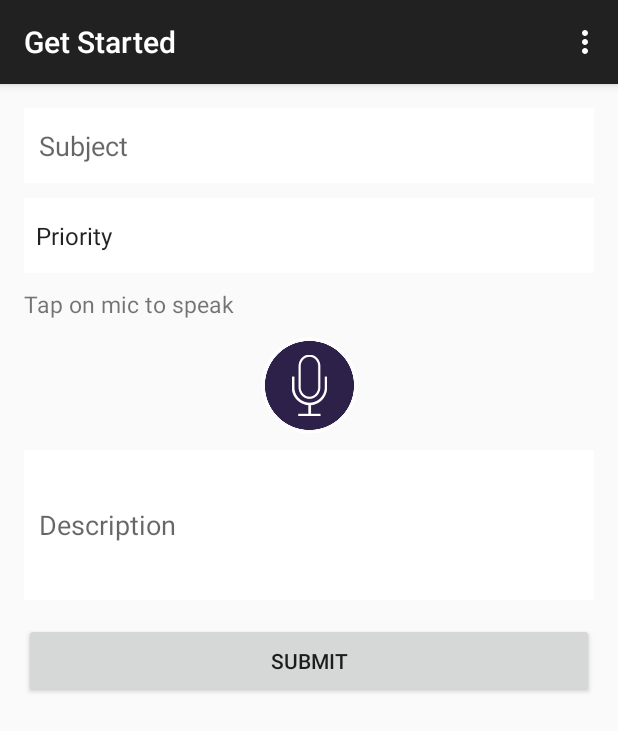
After one commit to pgajbhiye/CustomerFeedBack, an Android app: the CreateIssueActivity screen opened directly, with no data from a screen before it, on a phone screen of 412 x 824 dp. The commit adds this screen. Shown: the top 731 px of the screen. Run offline under Robolectric (Android 15) with nearby library versions, the phone set to English and light mode, and no system bars; libraries missing offline, so code that uses them is left out: com.squareup.okhttp.

Commit message:
Modified To create view UI for create isssue

```diff
--- a/app/src/main/AndroidManifest.xml
+++ b/app/src/main/AndroidManifest.xml
@@ -20,7 +20,7 @@
         android:theme="@style/AppTheme"
         tools:replace="android:theme" >
         <activity
-            android:name=".ui.WelcomeActivity"
+            android:name=".ui.GetstartedActivity"
             android:label="@string/app_name" >
             <intent-filter>
                 <action android:name="android.intent.action.MAIN" />
@@ -41,9 +41,13 @@
             android:label="@string/title_activity_audio_feedback" >
         </activity>
         <activity
-            android:name=".ui.GetstartedActivity"
+            android:name=".ui.CreateIssueActivity"
             android:label="@string/title_activity_getstarted"
             android:windowSoftInputMode="adjustResize|stateVisible" >
+        </activity>
+        <activity
+            android:name=".ui.WelcomeActivity"
+            android:label="@string/title_activity_create_issue" >
         </activity>
     </application>
 
--- /dev/null
+++ b/app/src/main/java/com/navpal/feedback/ui/CreateIssueActivity.java
@@ -0,0 +1,103 @@
+package com.navpal.feedback.ui;
+
+import android.support.v7.app.ActionBarActivity;
+import android.os.Bundle;
+import android.view.Menu;
+import android.view.MenuItem;
+import android.view.View;
+import android.widget.AutoCompleteTextView;
+import android.widget.Button;
+import android.widget.EditText;
+import android.widget.Spinner;
+import android.widget.Toast;
+
+import com.navpal.feedback.R;
+import com.navpal.feedback.util.Utils;
+import com.squareup.okhttp.internal.Util;
+
+public class CreateIssueActivity extends ActionBarActivity {
+
+    AutoCompleteTextView subject;
+    EditText description;
+    Spinner priority;
+    Button submitNewTicket;
+
+    @Override
+    protected void onCreate(Bundle savedInstanceState) {
+        super.onCreate(savedInstanceState);
+        setContentView(R.layout.activity_createissue);
+        subject = (AutoCompleteTextView)findViewById(R.id.subject);
+        description = (EditText)findViewById(R.id.description);
+        priority = (Spinner) findViewById(R.id.priority);
+        priority.setPrompt(getString(R.string.ticket_priority));
+        submitNewTicket = (Button) findViewById(R.id.submitNewTicket);
+        submitNewTicket.setOnClickListener(new View.OnClickListener() {
+            @Override
+            public void onClick(View v) {
+                  if(isValidDetails()){
+                      submitNewTicket();
+                  }
+            }
+        });
+    }
+
+    private void submitNewTicket(){
+           String ts = subject.getText().toString(),
+                   tp = priority.getSelectedItem().toString(),
+                   td = description.getText().toString();
+
+        Utils.showToast(CreateIssueActivity.this, "Ticket Created successfully");
+
+    }
+
+    private boolean isValidDetails(){
+        if(subject.getText().toString().trim().length()==0){
+            subject.setFocusable(true);
+            subject.setFocusableInTouchMode(true);
+            Utils.showToast(CreateIssueActivity.this, "Enter subject");
+            return false;
+        }
+
+        String tp = priority.getSelectedItem().toString().trim();
+        if(tp.length()==0 || tp.equalsIgnoreCase("Priority")){
+            priority.setFocusable(true);
+            priority.setFocusableInTouchMode(true);
+            Utils.showToast(CreateIssueActivity.this, "Enter priority");
+            return false;
+        }
+
+        if(description.getText().toString().trim().length()==0){
+            description.setFocusable(true);
+            description.setFocusableInTouchMode(true);
+            Utils.showToast(CreateIssueActivity.this, "Enter description");
+            return false;
+        }
+
+        return true;
+    }
+
+
+
+
+    @Override
+    public boolean onCreateOptionsMenu(Menu menu) {
+        // Inflate the menu; this adds items to the action bar if it is present.
+        getMenuInflater().inflate(R.menu.menu_create_issue, menu);
+        return true;
+    }
+
+    @Override
+    public boolean onOptionsItemSelected(MenuItem item) {
+        // Handle action bar item clicks here. The action bar will
+        // automatically handle clicks on the Home/Up button, so long
+        // as you specify a parent activity in AndroidManifest.xml.
+        int id = item.getItemId();
+
+        //noinspection SimplifiableIfStatement
+        if (id == R.id.action_settings) {
+            return true;
+        }
+
+        return super.onOptionsItemSelected(item);
+    }
+}
--- /dev/null
+++ b/app/src/main/res/layout/activity_createissue.xml
@@ -0,0 +1,81 @@
+<?xml version="1.0" encoding="utf-8"?>
+<LinearLayout xmlns:android="http://schemas.android.com/apk/res/android"
+    xmlns:tools="http://schemas.android.com/tools"
+    android:layout_width="match_parent"
+    android:layout_height="match_parent"
+    android:gravity="center_horizontal"
+    android:orientation="vertical"
+    android:paddingBottom="@dimen/activity_vertical_margin"
+    android:paddingLeft="@dimen/activity_horizontal_margin"
+    android:paddingRight="@dimen/activity_horizontal_margin"
+    android:paddingTop="@dimen/activity_vertical_margin">
+
+
+    <AutoCompleteTextView
+        android:id="@+id/subject"
+        android:layout_width="match_parent"
+        android:layout_height="50dp"
+        android:layout_marginBottom="10dp"
+        android:background="@color/white"
+        android:hint="@string/ticket_subject"
+        android:inputType="textPersonName"
+        android:maxLines="1"
+        android:paddingLeft="10dp"
+        android:paddingRight="10dp"
+        android:singleLine="true" />
+
+    <Spinner
+        android:id="@+id/priority"
+        android:layout_width="match_parent"
+        android:layout_height="50dp"
+        android:layout_marginBottom="10dp"
+        android:background="@color/white"
+        android:entries="@array/ticket_priority_value"
+        android:prompt="@string/ticket_priority" />
+
+    <LinearLayout
+        android:layout_width="match_parent"
+        android:layout_height="wrap_content"
+        android:layout_marginBottom="10dp"
+        android:orientation="vertical">
+
+        <TextView
+            android:layout_width="wrap_content"
+            android:layout_height="wrap_content"
+            android:layout_marginBottom="10dp"
+            android:text="@string/tap_on_mic"
+            android:textSize="15dp"
+            android:textStyle="normal" />
+
+        <ImageButton
+            android:id="@+id/btnSpeak"
+            android:layout_width="wrap_content"
+            android:layout_height="wrap_content"
+            android:layout_gravity="center_horizontal"
+            android:background="@null"
+            android:src="@drawable/ico_mic" />
+
+    </LinearLayout>
+
+    <EditText
+        android:id="@+id/description"
+        android:layout_width="match_parent"
+        android:layout_height="100dp"
+        android:background="@color/white"
+        android:ems="20"
+        android:hint="@string/ticket_description"
+        android:inputType="textMultiLine"
+        android:paddingLeft="10dp"
+        android:paddingRight="10dp" />
+
+
+    <Button
+        android:id="@+id/submitNewTicket"
+        android:layout_width="match_parent"
+        android:layout_height="50dp"
+        android:layout_marginBottom="10dp"
+        android:layout_marginTop="15dp"
+        android:text="@string/ticket_create" />
+
+
+</LinearLayout>
--- /dev/null
+++ b/app/src/main/res/menu/menu_create_issue.xml
@@ -0,0 +1,7 @@
+<menu xmlns:android="http://schemas.android.com/apk/res/android"
+    xmlns:app="http://schemas.android.com/apk/res-auto"
+    xmlns:tools="http://schemas.android.com/tools"
+    tools:context="com.navpal.feedback.ui.CreateIssueActivity">
+    <item android:id="@+id/action_settings" android:title="@string/action_settings"
+        android:orderInCategory="100" app:showAsAction="never" />
+</menu>
--- a/app/src/main/res/values/strings.xml
+++ b/app/src/main/res/values/strings.xml
@@ -5,6 +5,7 @@
     <string name="hello_world">Hello world!</string>
     <string name="action_settings">Settings</string>
     <string name="title_activity_audio_feedback">Create Ticket</string>
+
     <string name="home_activity">View Tickets</string>
     <string name="speech_prompt">Say something…</string>
     <string name="speech_not_supported">Sorry! Your device doesn\'t support speech input</string>
@@ -13,17 +14,26 @@
 
     <string name="welcome_title_one">24x7 Support</string>
     <string name="welcome_caption_one">Our skilled support team will help resolve any technical problem, giving you a clear and simple solution.</string>
-
     <string name="welcome_title_two">Need Help?</string>
     <string name="welcome_caption_two">Friendly and prompt support you can depend on!</string>
-
     <string name="welcome_title_three">Have Question?</string>
     <string name="welcome_caption_three">An online ticket system for submitting and tracking your requests</string>
-
     <string name="welcome_title_four">100% Satisfaction</string>
     <string name="welcome_caption_four">Start submitting question, problem and incident today</string>
     <string name="noTicketsMsg">No Tickets Found In This Category</string>
+    <string name="ticket_subject">Subject</string>
+    <string name="ticket_priority">Priority:</string>
+    <string name="ticket_description">Description</string>
+    <string name="ticket_create">Submit</string>
 
+    <string-array name="ticket_priority_value">
+        <item>Priority</item>
+        <item>Low</item>
+        <item>Normal</item>
+        <item>High</item>
+        <item>Urgent</item>
+    </string-array>
 
+    <string name="title_activity_create_issue">CreateIssueActivity</string>
 
 </resources>
```
